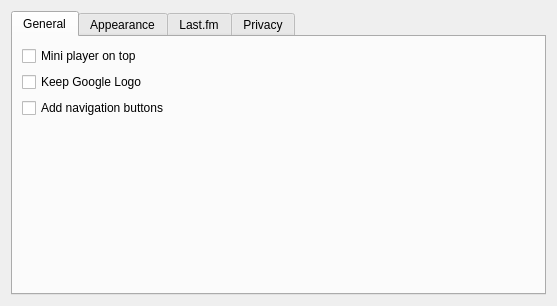
Old version of the form src/settings.ui in the repository Gearlux/GDeskTunes.
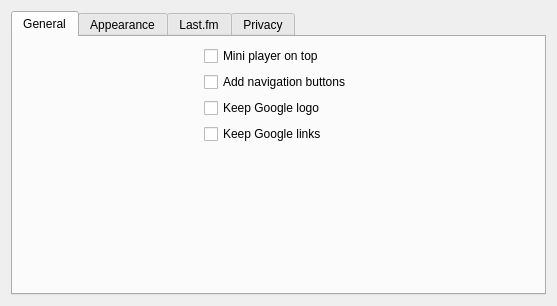
New version of the form. Icons and pictures are not drawn.

Commit message: Implementation of navigation and some google links stuff. Another method than in radiant-player so a restart is not needed.

```diff
--- a/src/settings.ui
+++ b/src/settings.ui
@@ -58,6 +58,12 @@
        <string>General</string>
       </attribute>
       <layout class="QFormLayout" name="formLayout">
+       <property name="labelAlignment">
+        <set>Qt::AlignLeading|Qt::AlignLeft|Qt::AlignVCenter</set>
+       </property>
+       <property name="formAlignment">
+        <set>Qt::AlignHCenter|Qt::AlignTop</set>
+       </property>
        <item row="0" column="0">
         <widget class="QCheckBox" name="mini_on_top">
          <property name="layoutDirection">
@@ -68,20 +74,27 @@
          </property>
         </widget>
        </item>
-       <item row="1" column="0">
-        <widget class="QCheckBox" name="logo">
-         <property name="text">
-          <string>Keep Google Logo</string>
-         </property>
-        </widget>
-       </item>
        <item row="2" column="0">
+        <widget class="QCheckBox" name="logo">
+         <property name="text">
+          <string>Keep Google logo</string>
+         </property>
+        </widget>
+       </item>
+       <item row="1" column="0">
         <widget class="QCheckBox" name="navigation_buttons">
          <property name="text">
           <string>Add navigation buttons</string>
          </property>
         </widget>
        </item>
+       <item row="3" column="0">
+        <widget class="QCheckBox" name="links">
+         <property name="text">
+          <string>Keep Google links</string>
+         </property>
+        </widget>
+       </item>
       </layout>
      </widget>
      <widget class="QWidget" name="appearance_tab">
```
The commit also changes 12 other files.
